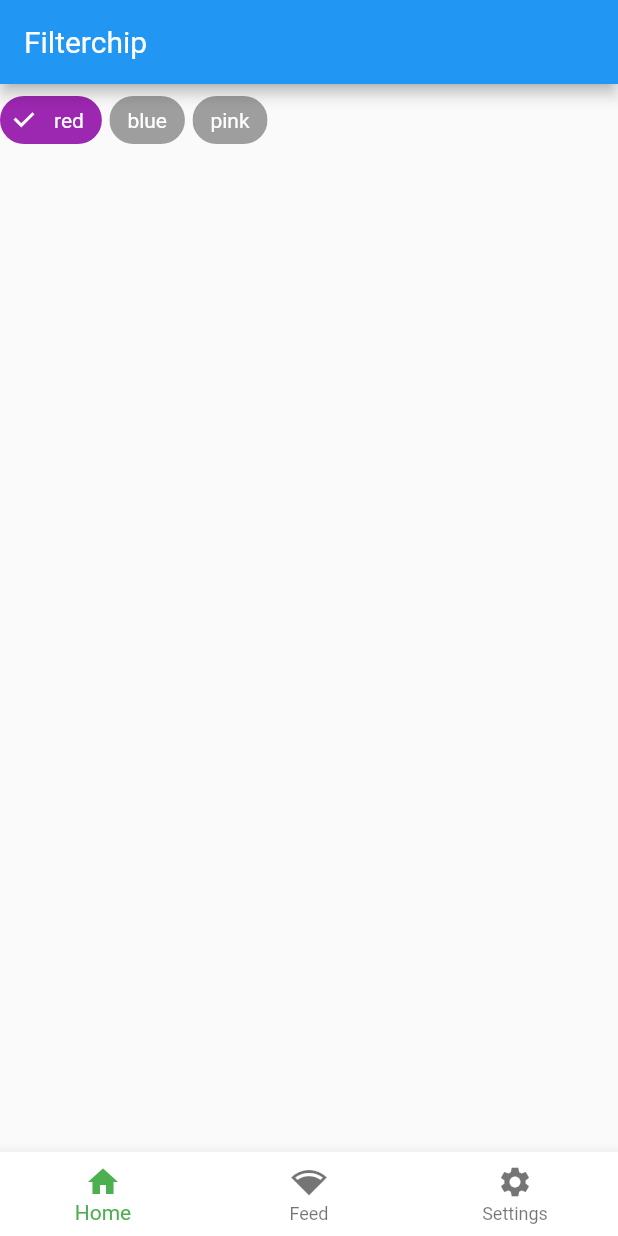
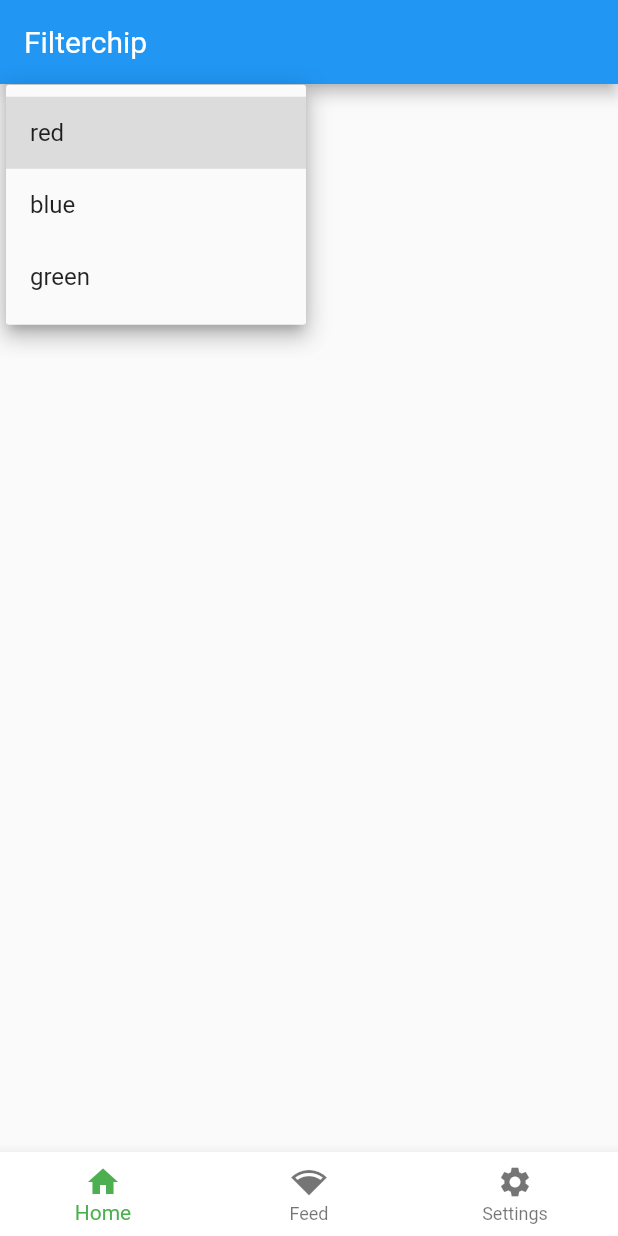
Before and after one commit to josephmtinangi/flutter-app, a Flutter app: the screen it shows after launch, after a tap on "red", on a phone screen of 412 x 824 dp. Run offline on Flutter 3.47's test engine with Material 2 defaults, Android fonts, the phone set to English and light mode, and no system bars.

Commit message:
DropdownButton

```diff
--- a/lib/main.dart
+++ b/lib/main.dart
@@ -11,9 +11,7 @@ class MyHomePage extends StatefulWidget {
 
 class _MyHomePageState extends State<MyHomePage> {
   int index = 0;
-  bool isRedSelected = false;
-  bool isBlueSelected = false;
-  bool isPinkSelected = false;
+  String _value = 'red';
 
   @override
   Widget build(BuildContext context) {
@@ -22,49 +20,28 @@ class _MyHomePageState extends State<MyHomePage> {
         appBar: AppBar(
           title: Text('Filterchip'),
         ),
-        body: Wrap(
-          spacing: 5.0,
-          children: <Widget>[
-            FilterChip(
-              checkmarkColor: Colors.white,
-              selected: isRedSelected,
-              selectedColor: Colors.purple,
-              backgroundColor: Colors.grey,
-              labelStyle: TextStyle(color: Colors.white),
-              label: Text('red'),
-              onSelected: (value) {
+        body: Container(
+          height: 60.0,
+          width: 200.0,
+          padding: EdgeInsets.only(left: 20.0, right: 20.0, top: 5.0),
+          child: DropdownButton(
+              isExpanded: true,
+              icon: Icon(Icons.add),
+              underline: SizedBox(),
+              value: _value,
+              items: <String>['red', 'blue', 'green']
+                  .map<DropdownMenuItem<String>>((String value) {
+                return DropdownMenuItem<String>(
+                  value: value,
+                  child: Text(value),
+                );
+              }).toList(),
+              onChanged: (newValue) {
+                print(newValue);
                 setState(() {
-                  isRedSelected = value;
+                  _value = newValue;
                 });
-              },
-            ),
-            FilterChip(
-              checkmarkColor: Colors.white,
-              selected: isBlueSelected,
-              selectedColor: Colors.blue,
-              backgroundColor: Colors.grey,
-              labelStyle: TextStyle(color: Colors.white),
-              label: Text('blue'),
-              onSelected: (value) {
-                setState(() {
-                  isBlueSelected = value;
-                });
-              },
-            ),
-            FilterChip(
-              checkmarkColor: Colors.white,
-              selected: isPinkSelected,
-              selectedColor: Colors.pink,
-              backgroundColor: Colors.grey,
-              labelStyle: TextStyle(color: Colors.white),
-              label: Text('pink'),
-              onSelected: (value) {
-                setState(() {
-                  isPinkSelected = value;
-                });
-              },
-            )
-          ],
+              }),
         ),
         bottomNavigationBar: BottomNavigationBar(
           type: BottomNavigationBarType.fixed,
```
